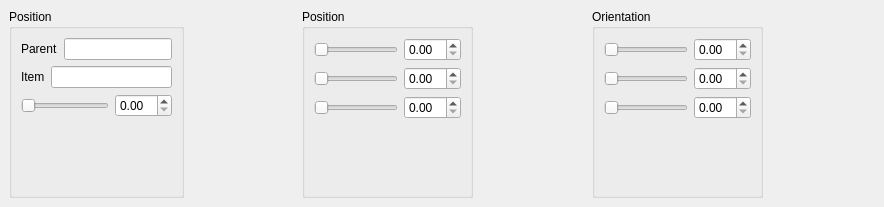
Before: the Qt Designer form qtWidgets/ui/inspector.ui in golems/grip2, drawn with Qt 5.
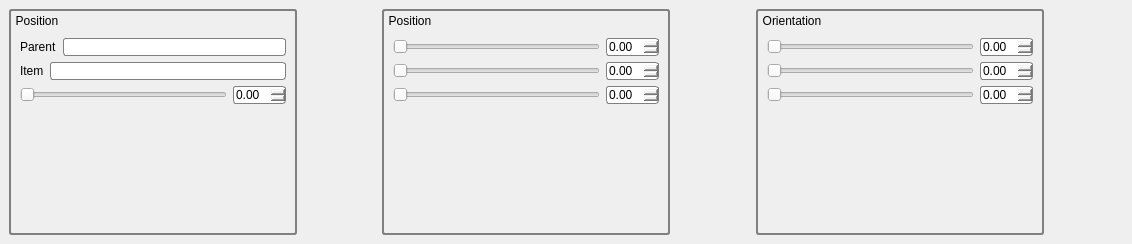
After: the same form once the commit is applied.

```diff
--- a/qtWidgets/ui/inspector.ui
+++ b/qtWidgets/ui/inspector.ui
@@ -6,8 +6,8 @@
    <rect>
     <x>0</x>
     <y>0</y>
-    <width>884</width>
-    <height>207</height>
+    <width>1132</width>
+    <height>244</height>
    </rect>
   </property>
   <property name="windowTitle">
@@ -17,21 +17,58 @@
    <layout class="QHBoxLayout" name="horizontalLayout_10">
     <item>
      <widget class="QGroupBox" name="groupBox_5">
+      <property name="sizePolicy">
+       <sizepolicy hsizetype="MinimumExpanding" vsizetype="MinimumExpanding">
+        <horstretch>1</horstretch>
+        <verstretch>1</verstretch>
+       </sizepolicy>
+      </property>
+      <property name="minimumSize">
+       <size>
+        <width>0</width>
+        <height>0</height>
+       </size>
+      </property>
+      <property name="styleSheet">
+       <string notr="true">QGroupBox { 
+   border: 2px solid gray; 
+   border-radius: 3px; 
+}
+
+QGroupBox::title { 
+    background-color: transparent;
+    subcontrol-position: top left; /* position at the top left*/ 
+    padding-top: 5px;
+    padding-left: 5px;
+ } </string>
+      </property>
       <property name="title">
        <string>Position</string>
       </property>
       <layout class="QVBoxLayout" name="verticalLayout_3">
+       <property name="topMargin">
+        <number>27</number>
+       </property>
        <item>
         <layout class="QHBoxLayout" name="horizontalLayout_7">
          <item>
           <widget class="QLabel" name="label">
+           <property name="styleSheet">
+            <string notr="true">border: 0px solid gray; 
+     border-radius: 3px; </string>
+           </property>
            <property name="text">
             <string>Parent</string>
            </property>
           </widget>
          </item>
          <item>
-          <widget class="QLineEdit" name="lineEdit"/>
+          <widget class="QLineEdit" name="lineEdit">
+           <property name="styleSheet">
+            <string notr="true">border: 1px solid gray; 
+     border-radius: 3px; </string>
+           </property>
+          </widget>
          </item>
         </layout>
        </item>
@@ -39,13 +76,22 @@
         <layout class="QHBoxLayout" name="horizontalLayout_8">
          <item>
           <widget class="QLabel" name="label_2">
+           <property name="styleSheet">
+            <string notr="true">border: 0px solid gray; 
+     border-radius: 3px; </string>
+           </property>
            <property name="text">
             <string>Item</string>
            </property>
           </widget>
          </item>
          <item>
-          <widget class="QLineEdit" name="lineEdit_2"/>
+          <widget class="QLineEdit" name="lineEdit_2">
+           <property name="styleSheet">
+            <string notr="true">border: 1px solid gray; 
+     border-radius: 3px; </string>
+           </property>
+          </widget>
          </item>
         </layout>
        </item>
@@ -53,13 +99,22 @@
         <layout class="QHBoxLayout" name="horizontalLayout_9">
          <item>
           <widget class="QSlider" name="horizontalSlider_9">
+           <property name="styleSheet">
+            <string notr="true">border: 0px solid gray; 
+     border-radius: 3px; </string>
+           </property>
            <property name="orientation">
             <enum>Qt::Horizontal</enum>
            </property>
           </widget>
          </item>
          <item>
-          <widget class="QDoubleSpinBox" name="doubleSpinBox_7"/>
+          <widget class="QDoubleSpinBox" name="doubleSpinBox_7">
+           <property name="styleSheet">
+            <string notr="true">border: 1px solid gray; 
+     border-radius: 3px; </string>
+           </property>
+          </widget>
          </item>
         </layout>
        </item>
@@ -94,21 +149,52 @@
     </item>
     <item>
      <widget class="QGroupBox" name="groupBox_4">
+      <property name="sizePolicy">
+       <sizepolicy hsizetype="MinimumExpanding" vsizetype="MinimumExpanding">
+        <horstretch>1</horstretch>
+        <verstretch>1</verstretch>
+       </sizepolicy>
+      </property>
+      <property name="styleSheet">
+       <string notr="true">QGroupBox { 
+   border: 2px solid gray; 
+   border-radius: 3px; 
+}
+
+QGroupBox::title { 
+    background-color: transparent;
+    subcontrol-position: top left; /* position at the top left*/ 
+    padding-top: 5px;
+    padding-left: 5px;
+ } </string>
+      </property>
       <property name="title">
        <string>Position</string>
       </property>
       <layout class="QVBoxLayout" name="verticalLayout_2">
+       <property name="topMargin">
+        <number>27</number>
+       </property>
        <item>
         <layout class="QHBoxLayout" name="horizontalLayout_4">
          <item>
           <widget class="QSlider" name="horizontalSlider_4">
+           <property name="styleSheet">
+            <string notr="true">border: 0px solid gray; 
+     border-radius: 3px; </string>
+           </property>
            <property name="orientation">
             <enum>Qt::Horizontal</enum>
            </property>
           </widget>
          </item>
          <item>
-          <widget class="QDoubleSpinBox" name="doubleSpinBox"/>
+          <widget class="QDoubleSpinBox" name="doubleSpinBox">
+           <property name="styleSheet">
+            <string notr="true">border: 1px solid gray; 
+     border-radius: 3px; </string>
+           </property>
+          </widget>
          </item>
         </layout>
        </item>
@@ -116,13 +202,22 @@
         <layout class="QHBoxLayout" name="horizontalLayout_5">
          <item>
           <widget class="QSlider" name="horizontalSlider_5">
+           <property name="styleSheet">
+            <string notr="true">border: 0px solid gray; 
+     border-radius: 3px; </string>
+           </property>
            <property name="orientation">
             <enum>Qt::Horizontal</enum>
            </property>
           </widget>
          </item>
          <item>
-          <widget class="QDoubleSpinBox" name="doubleSpinBox_2"/>
+          <widget class="QDoubleSpinBox" name="doubleSpinBox_2">
+           <property name="styleSheet">
+            <string notr="true">border: 1px solid gray; 
+     border-radius: 3px; </string>
+           </property>
+          </widget>
          </item>
         </layout>
        </item>
@@ -130,13 +225,22 @@
         <layout class="QHBoxLayout" name="horizontalLayout_6">
          <item>
           <widget class="QSlider" name="horizontalSlider_6">
+           <property name="styleSheet">
+            <string notr="true">border: 0px solid gray; 
+     border-radius: 3px; </string>
+           </property>
            <property name="orientation">
             <enum>Qt::Horizontal</enum>
            </property>
           </widget>
          </item>
          <item>
-          <widget class="QDoubleSpinBox" name="doubleSpinBox_3"/>
+          <widget class="QDoubleSpinBox" name="doubleSpinBox_3">
+           <property name="styleSheet">
+            <string notr="true">border: 1px solid gray; 
+     border-radius: 3px; </string>
+           </property>
+          </widget>
          </item>
         </layout>
        </item>
@@ -171,21 +275,52 @@
     </item>
     <item>
      <widget class="QGroupBox" name="groupBox_3">
+      <property name="sizePolicy">
+       <sizepolicy hsizetype="MinimumExpanding" vsizetype="MinimumExpanding">
+        <horstretch>1</horstretch>
+        <verstretch>1</verstretch>
+       </sizepolicy>
+      </property>
+      <property name="styleSheet">
+       <string notr="true">QGroupBox { 
+   border: 2px solid gray; 
+   border-radius: 3px; 
+}
+
+QGroupBox::title { 
+    background-color: transparent;
+    subcontrol-position: top left; /* position at the top left*/ 
+    padding-top: 5px;
+    padding-left: 5px;
+ } </string>
+      </property>
       <property name="title">
        <string>Orientation</string>
       </property>
       <layout class="QVBoxLayout" name="verticalLayout">
+       <property name="topMargin">
+        <number>27</number>
+       </property>
        <item>
         <layout class="QHBoxLayout" name="horizontalLayout_3">
          <item>
           <widget class="QSlider" name="horizontalSlider">
+           <property name="styleSheet">
+            <string notr="true">border: 0px solid gray; 
+     border-radius: 3px; </string>
+           </property>
            <property name="orientation">
             <enum>Qt::Horizontal</enum>
            </property>
           </widget>
          </item>
          <item>
-          <widget class="QDoubleSpinBox" name="doubleSpinBox_4"/>
+          <widget class="QDoubleSpinBox" name="doubleSpinBox_4">
+           <property name="styleSheet">
+            <string notr="true">border: 1px solid gray; 
+border-radius: 3px; </string>
+           </property>
+          </widget>
          </item>
         </layout>
        </item>
@@ -193,13 +328,22 @@
         <layout class="QHBoxLayout" name="horizontalLayout_2">
          <item>
           <widget class="QSlider" name="horizontalSlider_2">
+           <property name="styleSheet">
+            <string notr="true">border: 0px solid gray; 
+     border-radius: 3px; </string>
+           </property>
            <property name="orientation">
             <enum>Qt::Horizontal</enum>
            </property>
           </widget>
          </item>
          <item>
-          <widget class="QDoubleSpinBox" name="doubleSpinBox_5"/>
+          <widget class="QDoubleSpinBox" name="doubleSpinBox_5">
+           <property name="styleSheet">
+            <string notr="true">border: 1px solid gray; 
+     border-radius: 3px; </string>
+           </property>
+          </widget>
          </item>
         </layout>
        </item>
@@ -207,13 +351,22 @@
         <layout class="QHBoxLayout" name="horizontalLayout">
          <item>
           <widget class="QSlider" name="horizontalSlider_3">
+           <property name="styleSheet">
+            <string notr="true">border: 0px solid gray; 
+     border-radius: 3px; </string>
+           </property>
            <property name="orientation">
             <enum>Qt::Horizontal</enum>
            </property>
           </widget>
          </item>
          <item>
-          <widget class="QDoubleSpinBox" name="doubleSpinBox_6"/>
+          <widget class="QDoubleSpinBox" name="doubleSpinBox_6">
+           <property name="styleSheet">
+            <string notr="true">border: 1px solid gray; 
+     border-radius: 3px; </string>
+           </property>
+          </widget>
          </item>
         </layout>
        </item>
```
